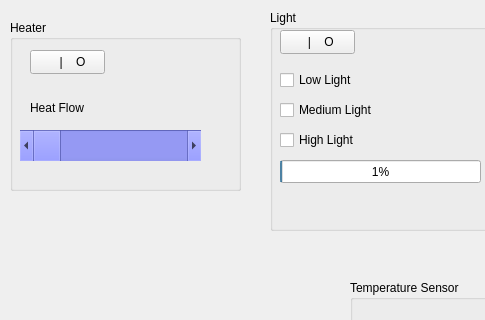
Old version of the form mainwindow.ui in the repository MaksPyvo/project3_section2_.Group7; both pictures show x 0 to 485 and y 0 to 320 of the 1402 by 600 pixel window.
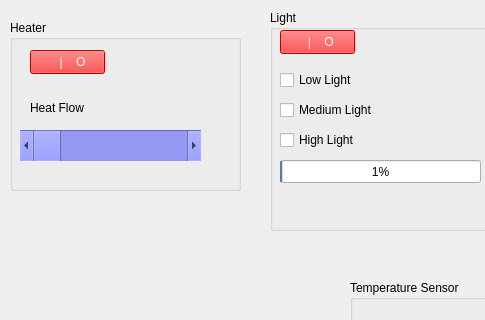
New version of the form.

Diff of the .ui file:
```diff
--- a/mainwindow.ui
+++ b/mainwindow.ui
@@ -16,6 +16,9 @@
   <property name="windowTitle">
    <string>MainWindow</string>
   </property>
+  <property name="styleSheet">
+   <string notr="true"/>
+  </property>
   <widget class="QWidget" name="centralwidget">
    <widget class="QLabel" name="HeaterLabel">
     <property name="geometry">
@@ -60,6 +63,12 @@
        <height>24</height>
       </rect>
      </property>
+     <property name="autoFillBackground">
+      <bool>false</bool>
+     </property>
+     <property name="styleSheet">
+      <string notr="true">background-color: red; color: white</string>
+     </property>
      <property name="text">
       <string>   |    O</string>
      </property>
@@ -615,6 +624,9 @@
        <height>24</height>
       </rect>
      </property>
+     <property name="styleSheet">
+      <string notr="true">background-color: red; color: white</string>
+     </property>
      <property name="text">
       <string>  |    O</string>
      </property>
```
Left out of the diff: 2 changed lines with no effect on the pictures.
